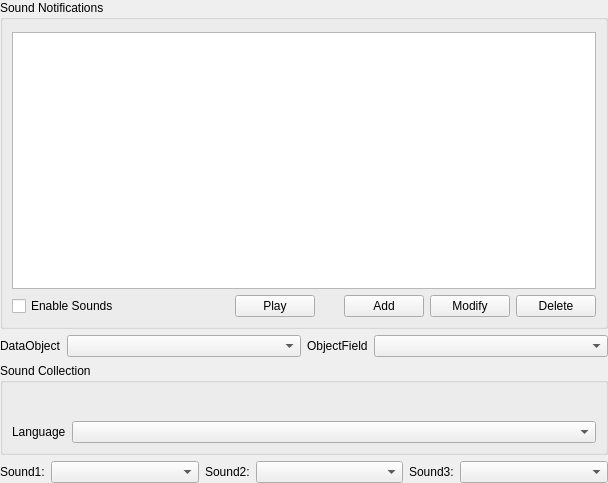
This is ground/openpilotgcs/src/plugins/notify/notifypluginoptionspage.ui in openpilot/OpenPilot as Qt 5 draws it before an edit. The edited form follows.
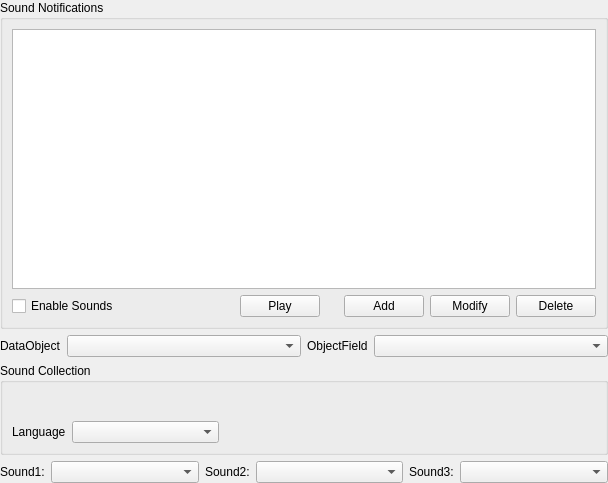
This is the edited form. Icons and pictures are not drawn. Custom widgets are drawn as their Qt base class.

Patch:
```diff
--- a/ground/openpilotgcs/src/plugins/notify/notifypluginoptionspage.ui
+++ b/ground/openpilotgcs/src/plugins/notify/notifypluginoptionspage.ui
@@ -54,7 +54,7 @@
          </property>
          <layout class="QVBoxLayout" name="verticalLayout_4">
           <property name="topMargin">
-           <number>12</number>
+           <number>9</number>
           </property>
           <item>
            <widget class="QTableView" name="notifyRulesView">
@@ -108,19 +108,6 @@
               </property>
              </widget>
             </item>
-            <item>
-             <spacer name="horizontalSpacer_4">
-              <property name="orientation">
-               <enum>Qt::Horizontal</enum>
-              </property>
-              <property name="sizeHint" stdset="0">
-               <size>
-                <width>40</width>
-                <height>20</height>
-               </size>
-              </property>
-             </spacer>
-            </item>
             <item>
              <spacer name="horizontalSpacer_3">
               <property name="orientation">
@@ -172,9 +159,6 @@
          </layout>
         </widget>
        </item>
-       <item>
-        <layout class="QHBoxLayout" name="horizontalLayout_2"/>
-       </item>
        <item>
         <layout class="QHBoxLayout" name="uavObjectLayout">
          <item>
@@ -229,8 +213,8 @@
            <property name="title">
             <string>Sound Collection</string>
            </property>
-           <layout class="QGridLayout" name="gridLayout">
-            <item row="0" column="0" colspan="2">
+           <layout class="QVBoxLayout" name="verticalLayout_3">
+            <item>
              <widget class="Utils::PathChooser" name="SoundDirectoryPathChooser" native="true">
               <property name="enabled">
                <bool>true</bool>
@@ -249,7 +233,12 @@
               </property>
              </widget>
             </item>
-            <item row="1" column="0">
+            <item>
+             <layout class="QHBoxLayout" name="horizontalLayout_2">
+              <property name="bottomMargin">
+               <number>0</number>
+              </property>
+              <item>
              <widget class="QLabel" name="labelLanguage">
               <property name="sizePolicy">
                <sizepolicy hsizetype="Fixed" vsizetype="Preferred">
@@ -262,7 +251,7 @@
               </property>
              </widget>
             </item>
-            <item row="1" column="1">
+              <item>
              <widget class="QComboBox" name="SoundCollectionList">
               <property name="minimumSize">
                <size>
@@ -278,6 +267,21 @@
 &lt;p style=&quot; margin-top:0px; margin-bottom:0px; margin-left:0px; margin-right:0px; -qt-block-indent:0; text-indent:0px;&quot;&gt;&lt;span style=&quot; font-size:8pt;&quot;&gt;Select the sound collection&lt;/span&gt;&lt;/p&gt;&lt;/body&gt;&lt;/html&gt;</string>
               </property>
              </widget>
+              </item>
+              <item>
+               <spacer name="horizontalSpacer">
+                <property name="orientation">
+                 <enum>Qt::Horizontal</enum>
+                </property>
+                <property name="sizeHint" stdset="0">
+                 <size>
+                  <width>40</width>
+                  <height>20</height>
+                 </size>
+                </property>
+               </spacer>
+              </item>
+             </layout>
             </item>
            </layout>
           </widget>
```
Lines whose indentation alone changed are shown as unchanged.
